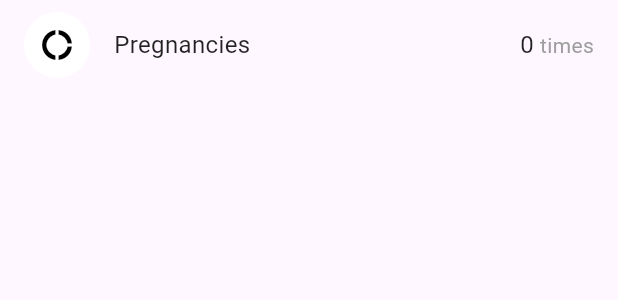
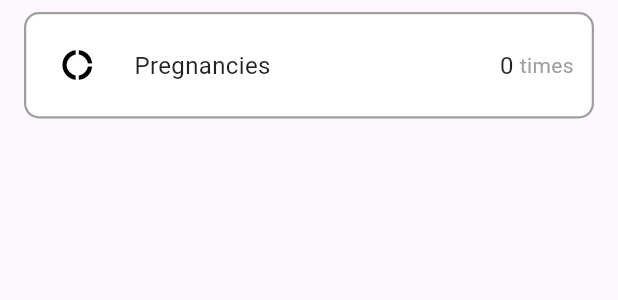
Before and after one commit to kteken10/flutter_health_app, a Flutter app: the ParameterWidget widget shown alone on an empty page, opened directly, on a phone screen of 412 x 824 dp. Shown: the top 300 px of the screen. Run offline on Flutter 3.47's test engine with Material 3 defaults, Android fonts, the phone set to English and light mode, and no system bars; our stand-ins replace flutter_svg, font_awesome_flutter, intl_phone_number_input, shared_preferences; missing offline and left inert: bottom_bar; accounts and stored records are empty.

Commit message:
Update Icon Parameter

```diff
--- a/lib/ui/parameter_widget.dart
+++ b/lib/ui/parameter_widget.dart
@@ -1,4 +1,5 @@
 import 'package:flutter/material.dart';
+
 class ParameterWidget extends StatelessWidget {
   final IconData icon;
   final String parameterName;
@@ -16,7 +17,14 @@
   @override
   Widget build(BuildContext context) {
     return Padding(
-      padding: const EdgeInsets.symmetric(horizontal: 16.0, vertical: 8.0), // Espacement horizontal et vertical
+      padding: const EdgeInsets.symmetric(horizontal: 16.0, vertical: 8.0), // Espacement
+      child: Container(
+        decoration: BoxDecoration(
+          color: Colors.white, // Fond blanc
+          borderRadius: BorderRadius.circular(10), // Bordures arrondies
+          border: Border.all(color: Colors.grey, width: 1.5), // Bordure grise visible
+        ),
+        padding: const EdgeInsets.all(12.0), // Espacement intérieur
         child: Row(
           mainAxisAlignment: MainAxisAlignment.spaceBetween, // Espacement entre les colonnes
           children: [
@@ -65,6 +73,7 @@
             ),
           ],
         ),
+      ),
     );
   }
 }
```
Also changed, not shown: lib/ui/desease_detail_screen.dart (+25 -13 lines). Lines whose indentation alone changed are shown as unchanged.
